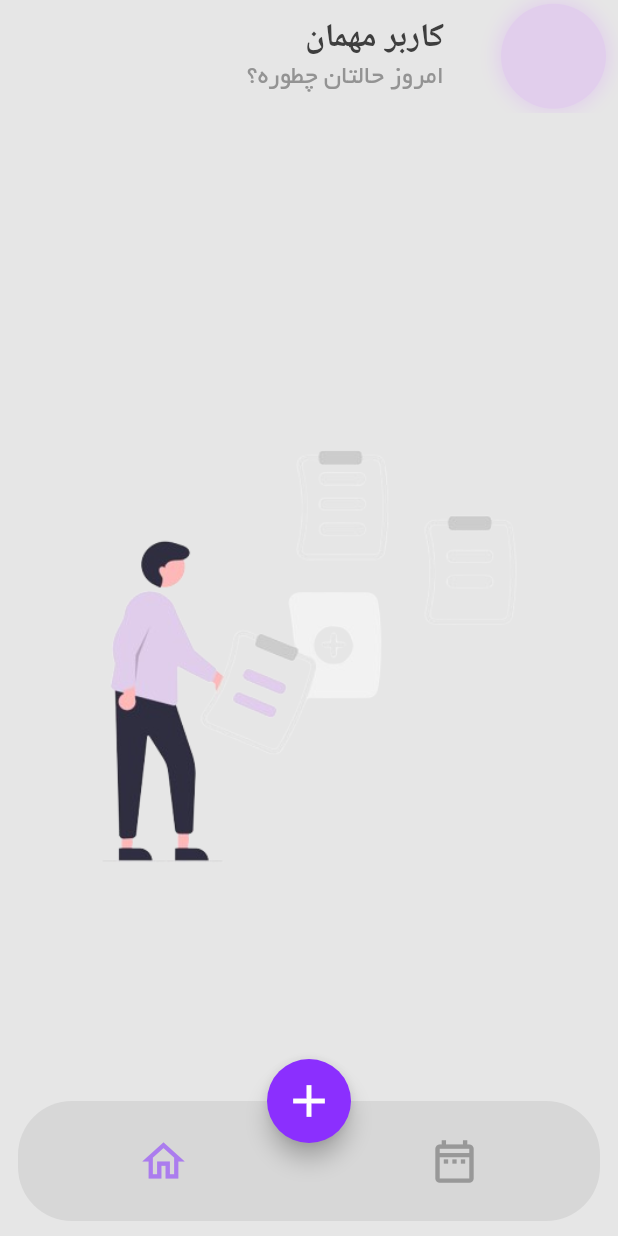
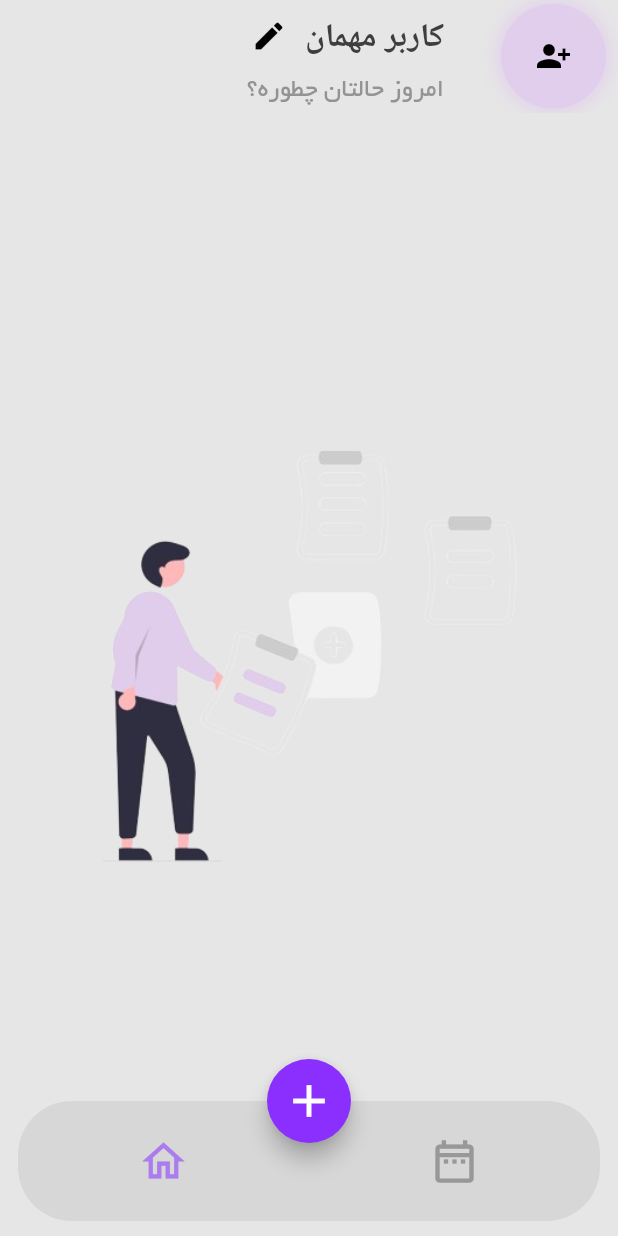
Before and after one commit to abbasihamed/medical_reminder, a Flutter app: the screen it shows after launch, on a phone screen of 412 x 824 dp. Run offline on Flutter 3.47's test engine with Material 3 defaults, Android fonts, the phone set to English and light mode, and no system bars; our stand-ins replace floor, flutter_bloc, get_it, loading_animation_widget, sqflite; missing offline and left inert: flutter_event_calendar, persian_datetime_picker, time_picker_spinner; accounts and stored records are empty; generated files the repository leaves out were written again.

Commit message:
fixed ui

```diff
--- a/lib/presentations/screens/home_screen.dart
+++ b/lib/presentations/screens/home_screen.dart
@@ -2,6 +2,7 @@ import 'package:flutter/material.dart';
 import 'package:flutter_bloc/flutter_bloc.dart';
 import 'package:medical_reminder/core/extentions.dart';
 import 'package:medical_reminder/presentations/cubits/manage_reminder/managereminder_cubit.dart';
+import 'package:medical_reminder/presentations/widgets/app_bar_title.dart';
 import 'package:medical_reminder/presentations/widgets/home_item.dart';
 import 'package:persian_datetime_picker/persian_datetime_picker.dart';
 
@@ -16,18 +17,15 @@ class HomeScreen extends StatelessWidget {
     return Scaffold(
       appBar: AppBar(
         toolbarHeight: 75,
-        title: Column(
-          crossAxisAlignment: CrossAxisAlignment.start,
-          children: [
-            const Text('کاربر مهمان'),
-            Text('امروز حالتان چطوره؟', style: context.textThem().titleMedium),
-          ],
-        ),
+        title: const HomeAppBarTitle(),
         leading: Align(
           alignment: Alignment.centerRight,
+          child: InkWell(
+            onTap: () {},
             child: Container(
               height: 70,
               width: 70,
+              alignment: Alignment.center,
               margin: const EdgeInsets.only(right: 8),
               decoration: BoxDecoration(
                   shape: BoxShape.circle,
@@ -40,6 +38,8 @@ class HomeScreen extends StatelessWidget {
                       offset: const Offset(0, 0),
                     )
                   ]),
+              child: const Icon(Icons.person_add_alt_1),
+            ),
           ),
         ),
         leadingWidth: 100,
--- a/lib/presentations/screens/main_screen.dart
+++ b/lib/presentations/screens/main_screen.dart
@@ -12,6 +12,7 @@ class MainScreen extends StatelessWidget {
   Widget build(BuildContext context) {
     final customNav = context.read<BottomnavCubit>();
     return Scaffold(
+      resizeToAvoidBottomInset: false,
       body: Directionality(
         textDirection: TextDirection.rtl,
         child: BlocBuilder<BottomnavCubit, BottomnavState>(
--- /dev/null
+++ b/lib/presentations/widgets/app_bar_title.dart
@@ -0,0 +1,72 @@
+import 'package:flutter/material.dart';
+import 'package:flutter/services.dart';
+import 'package:medical_reminder/core/extentions.dart';
+
+class HomeAppBarTitle extends StatefulWidget {
+  const HomeAppBarTitle({
+    super.key,
+  });
+
+  @override
+  State<HomeAppBarTitle> createState() => _HomeAppBarTitleState();
+}
+
+class _HomeAppBarTitleState extends State<HomeAppBarTitle> {
+  bool isEdit = false;
+  final TextEditingController nameController = TextEditingController();
+  @override
+  Widget build(BuildContext context) {
+    return isEdit
+        ? TextFormField(
+            controller: nameController,
+            inputFormatters: [
+              LengthLimitingTextInputFormatter(60),
+            ],
+            decoration: InputDecoration(
+              hintText: 'نام خود را بنویسید',
+              suffixIcon: SizedBox(
+                width: 85,
+                child: Row(
+                  children: [
+                    IconButton(
+                      onPressed: () {
+                        isEdit = false;
+                        setState(() {});
+                      },
+                      icon: const Icon(Icons.check),
+                    ),
+                    IconButton(
+                      onPressed: () {
+                        isEdit = false;
+                        setState(() {});
+                      },
+                      icon: const Icon(Icons.close_rounded),
+                    ),
+                  ],
+                ),
+              ),
+              enabledBorder: const UnderlineInputBorder(),
+              focusedBorder: const UnderlineInputBorder(),
+            ),
+          )
+        : Column(
+            crossAxisAlignment: CrossAxisAlignment.start,
+            children: [
+              Row(
+                children: [
+                  const Text('کاربر مهمان'),
+                  IconButton(
+                    onPressed: () {
+                      isEdit = true;
+                      setState(() {});
+                    },
+                    icon: const Icon(Icons.edit),
+                  ),
+                ],
+              ),
+              Text('امروز حالتان چطوره؟',
+                  style: context.textThem().titleMedium),
+            ],
+          );
+  }
+}
```
Lines whose indentation alone changed are shown as unchanged.
